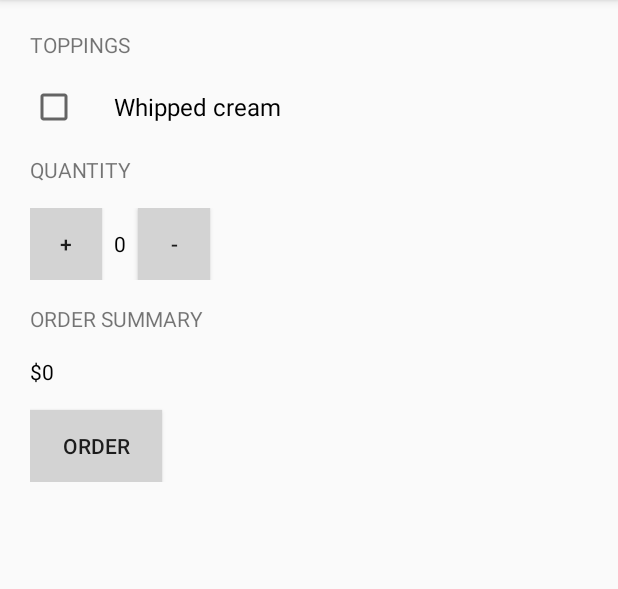
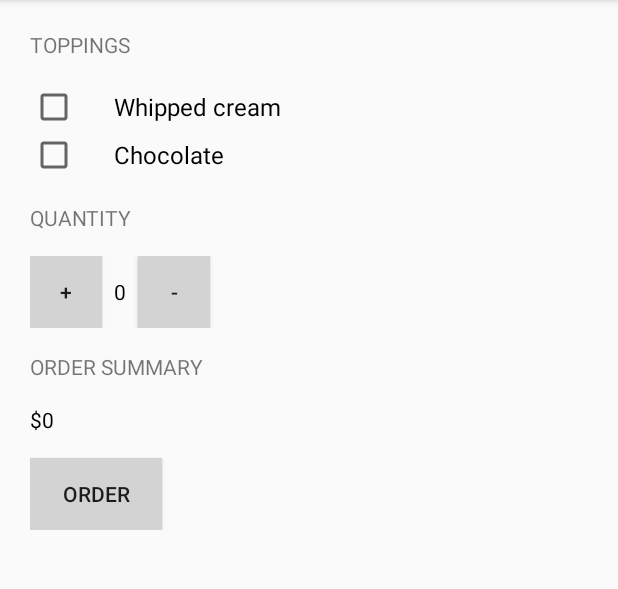
Before and after one commit to kboul/JustJava, an Android app: the screen it shows after launch (MainActivity), on a phone screen of 412 x 824 dp, the part 84-673 px from its top. Run offline under Robolectric (Android 15) with nearby library versions, the phone set to English and light mode, and no system bars.

Commit message:
Add chocolate checkbox

```diff
--- a/app/src/main/res/layout/activity_main.xml
+++ b/app/src/main/res/layout/activity_main.xml
@@ -5,13 +5,17 @@
     android:layout_height="match_parent"
     tools:context="com.example.android.justjava.MainActivity">
 
-    <LinearLayout style="@style/main_linear_layout">
+    <LinearLayout style="@style/mainLinearLayout">
 
         <TextView style="@style/toppingsTitle" />
 
         <CheckBox
             android:id="@+id/whipped_cream_checkbox"
-            style="@style/checkBox" />
+            style="@style/whippedCreamCheckBox" />
+
+        <CheckBox
+            android:id="@+id/chocolate_checkbox"
+            style="@style/chocolateCheckBox" />
 
         <TextView style="@style/quantityTitle" />
 
--- a/app/src/main/res/values/dimens.xml
+++ b/app/src/main/res/values/dimens.xml
@@ -5,4 +5,7 @@
     <dimen name="operBtnLayout">48dp</dimen>
     <dimen name="txtMargin">16dp</dimen>
     <dimen name="quantityMarginLR">8dp</dimen>
+    <dimen name="checkBoxesTextSize">16sp</dimen>
+    <dimen name="checkBoxesPaddLeft">24dp</dimen>
+    <dimen name="mainLinearLayoutPadding">20dp</dimen>
 </resources>
--- a/app/src/main/res/values/strings.xml
+++ b/app/src/main/res/values/strings.xml
@@ -1,7 +1,8 @@
 <resources>
     <string name="app_name">Just Java</string>
     <string name="toppingsTxt">Toppings</string>
-    <string name="radioCheckBox">Whipped cream</string>
+    <string name="whippedCreamCheckBox">Whipped cream</string>
+    <string name="chocolateCheckBox">Chocolate</string>
     <string name="quantityTxt">Quantity</string>
     <string name="plusBtnTxt">+</string>
     <string name="minusBtnTxt">-</string>
--- a/app/src/main/res/values/styles.xml
+++ b/app/src/main/res/values/styles.xml
@@ -8,11 +8,11 @@
         <item name="colorAccent">@color/colorAccent</item>
     </style>
 
-    <style name="main_linear_layout">
+    <style name="mainLinearLayout">
         <item name="android:layout_width">match_parent</item>
         <item name="android:layout_height">wrap_content</item>
         <item name="android:orientation">vertical</item>
-        <item name="android:padding">20dp</item>
+        <item name="android:padding">@dimen/mainLinearLayoutPadding</item>
     </style>
 
     <style name="toppingsTitle">
@@ -23,13 +23,21 @@
         <item name="android:textAllCaps">true</item>
     </style>
 
-    <style name="checkBox">
+    <style name="whippedCreamCheckBox">
+        <item name="android:layout_width">wrap_content</item>
+        <item name="android:layout_height">wrap_content</item>
+        <item name="android:paddingLeft">@dimen/checkBoxesPaddLeft</item>
+        <item name="android:text">@string/whippedCreamCheckBox</item>
+        <item name="android:textSize">@dimen/checkBoxesTextSize</item>
+    </style>
+
+    <style name="chocolateCheckBox">
         <item name="android:layout_width">wrap_content</item>
         <item name="android:layout_height">wrap_content</item>
         <item name="android:layout_marginBottom">@dimen/txtMargin</item>
-        <item name="android:paddingLeft">24dp</item>
-        <item name="android:text">@string/radioCheckBox</item>
-        <item name="android:textSize">16sp</item>
+        <item name="android:paddingLeft">@dimen/checkBoxesPaddLeft</item>
+        <item name="android:text">@string/chocolateCheckBox</item>
+        <item name="android:textSize">@dimen/checkBoxesTextSize</item>
     </style>
 
     <style name="quantityTitle">
```
